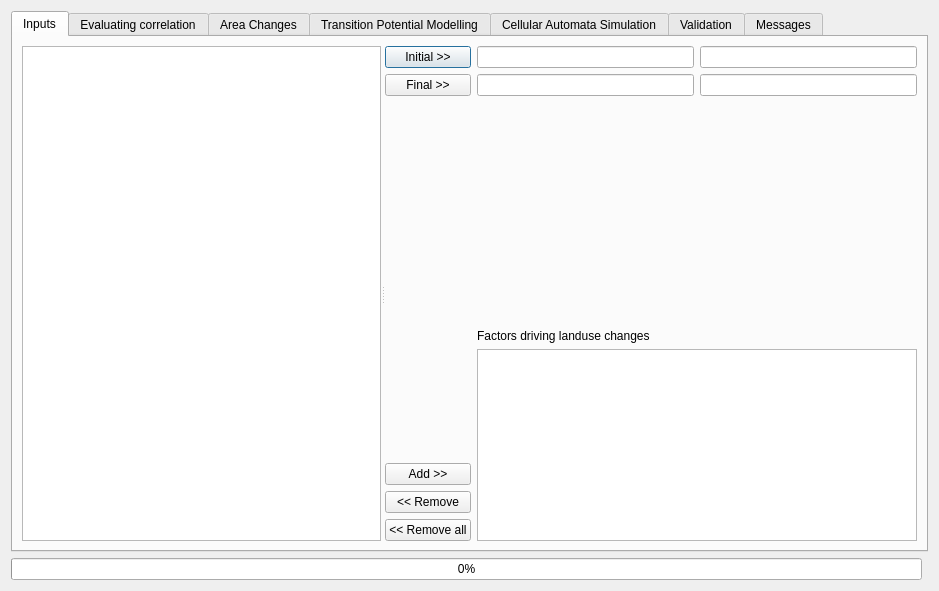
This is ui/moluscedialogbase.ui in nextgis/qgis_molusce as Qt 5 draws it before an edit. The edited form follows.
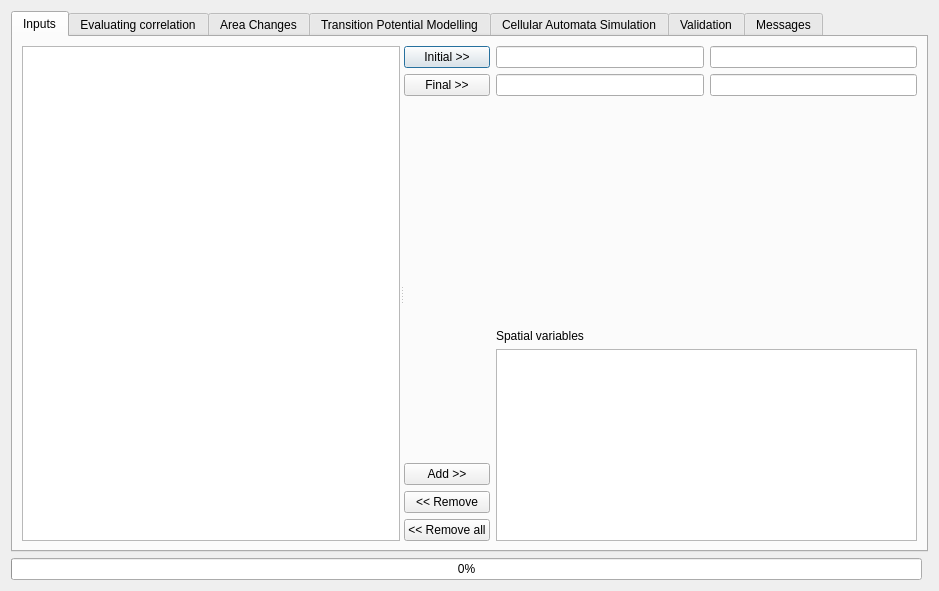
This is the edited form. The open tabs and pages were chosen to show the change. Custom widgets are drawn as their Qt base class.

Patch:
```diff
--- a/ui/moluscedialogbase.ui
+++ b/ui/moluscedialogbase.ui
@@ -117,7 +117,7 @@
              <item row="3" column="1">
               <widget class="QLabel" name="label">
                <property name="text">
-                <string>Factors driving landuse changes</string>
+                <string>Spatial variables</string>
                </property>
               </widget>
              </item>
```
Left out of the diff: 2 changed lines with no effect on the pictures.
